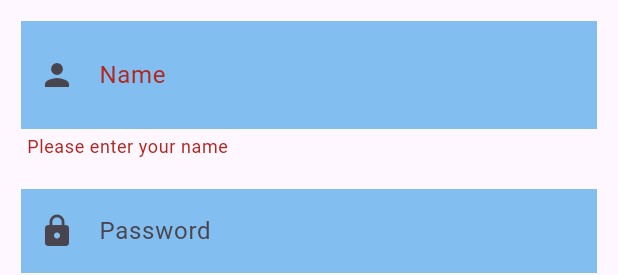
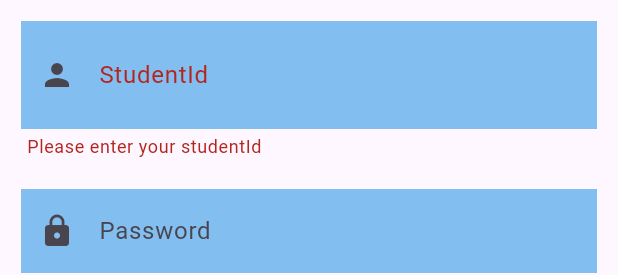
Before and after one commit to ANGEL19-OSS/Students_Swap, a Flutter app: the LoginPage widget shown alone on an empty page, opened directly, after a tap on "Login", on a phone screen of 412 x 824 dp. Shown: the top 275 px of the screen. Run offline on Flutter 3.47's test engine with Material 3 defaults, Android fonts, the phone set to English and light mode, and no system bars; our stand-ins replace cloud_firestore, firebase_auth, firebase_core, get, image_picker; accounts and stored records are empty.

Commit message:
Fix login/signup flow with Firebase auth

```diff
--- a/lib/profile/Profile_screen.dart
+++ b/lib/profile/Profile_screen.dart
@@ -173,7 +173,7 @@ class ProfileScreen extends StatelessWidget{
                ),
              ),
 
-              SizedBox(height: 20),
+             SizedBox(height: 20),
              ElevatedButton(
                 style:
                   AppButtonStyle.outLinedButtonStyle(onpressing: controllerprof.isButtonActive(ActiveButton.Continue)),
--- a/lib/user_login/Login_controller.dart
+++ b/lib/user_login/Login_controller.dart
@@ -1,11 +1,15 @@
+import 'package:cloud_firestore/cloud_firestore.dart';
 import 'package:flutter/material.dart';
 import 'package:get/get.dart';
+import 'package:firebase_auth/firebase_auth.dart';
 
 class LoginController extends GetxController{
 
+  final _firebase = FirebaseAuth.instance;
+
   final formkey = GlobalKey<FormState>();
 
-  var username = '';
+  var userId = '';
   var password = '';
 
   bool saveForm() {
@@ -14,10 +18,45 @@ class LoginController extends GetxController{
   if (!isValid) return false;
 
   formkey.currentState!.save();
-  // add to the database
-
   return true;
 }
+
+  Future<String?>  getemailwithregisterno(String registerNo) async{
+        final query = await  FirebaseFirestore.instance.collection(
+          'users'
+        ).where('studentId' ,isEqualTo: registerNo).limit(1).get();
+
+        if(query.docs.isEmpty){
+          Get.snackbar('Error', 'StudentId not found');
+          return null;
+        }
+        return query.docs.first['email'];
+  }
+   Future<bool> loginUser() async{
+    final isValid = saveForm();
+    if(!isValid){
+      return false;
+    }
+    try{
+      userId = userId.trim().toUpperCase();
+      final mail = await getemailwithregisterno(userId);
+      if(mail == null){
+        return false;
+      }
+
+      await _firebase.signInWithEmailAndPassword(
+        email: mail,
+        password: password);
+        return true;
+    } on FirebaseAuthException catch (error){
+        if(error.code == 'user-not-found'){
+          Get.snackbar('Error', 'User not found');
+        }else if(error.code == 'wrong-password'){
+          Get.snackbar('Error', 'Password is wrong');
+        }
+        return false;
+    }
+   }
 
   void resetForm() {
     formkey.currentState!.reset();
--- a/lib/user_login/Login_page.dart
+++ b/lib/user_login/Login_page.dart
@@ -33,21 +33,21 @@ class LoginPage extends StatelessWidget{
                      border: InputBorder.none,
                       contentPadding: const EdgeInsets.symmetric(vertical: 16),
                       prefixIcon: Icon(Icons.person),
-                      labelText: 'Name',
+                      labelText: 'StudentId',
                     ),
                     validator: (value){
                      if(value == null || value.isEmpty){
-                       return 'Please enter your name';
+                       return 'Please enter your studentId';
                      }
-                     if(value.length < 3){
-                       return 'Name must be at least 3 characters Long';
-                     }
+                      if(value.length < 12){
+                        return 'Enter a valid studentId';
+                      }
                      return null;
                     },
                     onSaved: (value){
-                      _loginController.username = value!;
+                      _loginController.userId = value!;
                     },
-                    keyboardType: TextInputType.name,
+                    keyboardType: TextInputType.number,
 
                                           ),
 
@@ -83,8 +83,8 @@ class LoginPage extends StatelessWidget{
                     Obx(
                       ()=> OutlinedButton(
                         style: AppButtonStyle.outLinedButtonStyle(onpressing: _welcomeloginController.isButtonActive(ActiveButton.LoginUp)),
-                        onPressed: (){
-                         if( _loginController.saveForm()){
+                        onPressed: ()async{
+                         if( await _loginController.loginUser()){
                           _welcomeloginController.setActiveButton(ActiveButton.LoginUp);
                           Get.to(() => SelectionScreen());
                          }
--- a/lib/user_signIn/sign_page.dart
+++ b/lib/user_signIn/sign_page.dart
@@ -133,8 +133,8 @@ class SignPage extends StatelessWidget{
                     Obx(
                       ()=> OutlinedButton(
                         style: AppButtonStyle.outLinedButtonStyle(onpressing: _welcomesignController.isButtonActive(ActiveButton.SignUp)),
-                        onPressed: (){
-                          if(_signcontroller.SignUpUser()!= null){        //expects a bool so checking for null
+                        onPressed: () async{
+                          if(await _signcontroller.SignUpUser()){
                           _welcomesignController.setActiveButton(ActiveButton.SignUp);
                           Get.to(() => ProfileScreen());
                           }
```
Also changed, not shown: lib/user_signIn/Sign_controller.dart (+39 -3 lines).
